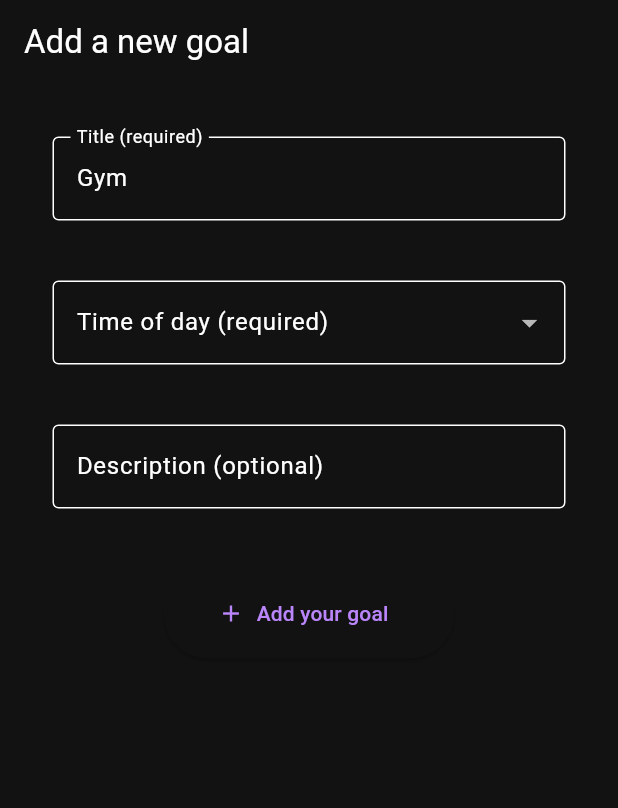
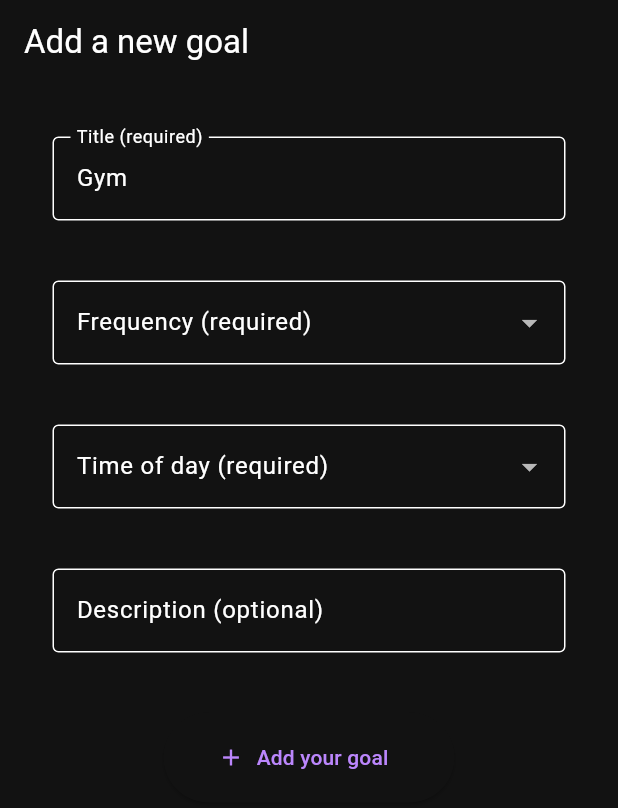
Before and after one commit to Gabriel2048/Goaly, a Flutter app: the NewGoalScreen screen opened by its route, on a phone screen of 412 x 824 dp. Shown: the top 808 px of the screen. Run offline on Flutter 3.47's test engine with Material 2 defaults, Android fonts, the light colour scheme and no system bars; our stand-ins replace cloud_firestore, cloud_functions, firebase_auth, firebase_core, flutter_riverpod, font_awesome_flutter and 2 more; accounts and stored records are empty; generated files the repository leaves out were written again.

Commit message:
added goal frequency and initial icons

```diff
--- /dev/null
+++ b/app/lib/domain/goal_frequency.dart
@@ -0,0 +1,7 @@
+enum GoalFrequency {
+  daily,
+  threeTimesPerWeek,
+  twicePerWeek,
+  weekly,
+  monthly,
+}
--- a/app/lib/main.dart
+++ b/app/lib/main.dart
@@ -3,6 +3,7 @@ import 'package:firebase_auth/firebase_auth.dart';
 import 'package:flutter/material.dart';
 import 'package:goaly/firebase_options.dart';
 import 'package:goaly/services/authentication/authentication_service.dart';
+import 'package:goaly/ui/screens/add_goal/add_goal_screen.dart';
 import 'package:goaly/ui/screens/auth/auth_screen.dart';
 import 'package:goaly/ui/screens/goals/goals_screen.dart';
 import 'package:firebase_core/firebase_core.dart';
@@ -41,6 +42,7 @@ class MyApp extends ConsumerWidget {
         GoalsScreen.route: (_) => const GoalsScreen(),
         AuthScreen.route: (_) => const AuthScreen(),
         NewGoalScreen.route: (_) => const NewGoalScreen(),
+        AddGoalScreen.route: (_) => const AddGoalScreen(),
       },
       // home: const LandingScreen(),
     );
--- /dev/null
+++ b/app/lib/ui/screens/new_goal/frequency_dropdown.dart
@@ -0,0 +1,49 @@
+import 'package:flutter/material.dart';
+import 'package:goaly/domain/goal_frequency.dart';
+
+class FrequencyDropdown extends StatelessWidget {
+  final Function(GoalFrequency? value)? onSaved;
+
+  const FrequencyDropdown({Key? key, this.onSaved}) : super(key: key);
+
+  String? _requiredValidator(GoalFrequency? value) {
+    return value == null ? 'Frequency of day is required.' : null;
+  }
+
+  @override
+  Widget build(BuildContext context) {
+    return DropdownButtonFormField<GoalFrequency>(
+      validator: _requiredValidator,
+      onSaved: onSaved,
+      decoration: const InputDecoration(
+        border: OutlineInputBorder(),
+        labelText: 'Frequency (required)',
+      ),
+      items: [
+        _FrequencyMenuItem(frequency: GoalFrequency.weekly),
+        _FrequencyMenuItem(frequency: GoalFrequency.twicePerWeek),
+        _FrequencyMenuItem(frequency: GoalFrequency.threeTimesPerWeek),
+        _FrequencyMenuItem(frequency: GoalFrequency.daily),
+        _FrequencyMenuItem(frequency: GoalFrequency.monthly),
+      ],
+      onChanged: (GoalFrequency? value) {},
+    );
+  }
+}
+
+class _FrequencyMenuItem extends DropdownMenuItem<GoalFrequency> {
+  _FrequencyMenuItem({Key? key, required GoalFrequency frequency})
+      : super(
+          key: key,
+          child: Text(frequencyToLabelMap[frequency]!),
+          value: frequency,
+        );
+}
+
+const Map<GoalFrequency, String> frequencyToLabelMap = {
+  GoalFrequency.daily: 'Daily',
+  GoalFrequency.threeTimesPerWeek: 'Three times per week',
+  GoalFrequency.twicePerWeek: 'Two times per week',
+  GoalFrequency.weekly: 'Once per week',
+  GoalFrequency.monthly: 'Once per month',
+};
--- a/app/lib/ui/screens/new_goal/new_goal_form.dart
+++ b/app/lib/ui/screens/new_goal/new_goal_form.dart
@@ -1,8 +1,10 @@
 import 'package:flutter/material.dart';
 import 'package:flutter_riverpod/flutter_riverpod.dart';
 import 'package:goaly/domain/goal.dart';
+import 'package:goaly/domain/goal_frequency.dart';
 import 'package:goaly/domain/goal_time_of_day.dart';
 import 'package:goaly/services/goals_service.dart';
+import 'package:goaly/ui/screens/new_goal/frequency_dropdown.dart';
 import 'package:goaly/ui/screens/new_goal/time_of_day_dropdown.dart';
 
 class NewGoalForm extends StatefulWidget {
@@ -37,6 +39,12 @@ class _NewGoalFormState extends State<NewGoalForm> {
               border: OutlineInputBorder(),
               labelText: 'Title (required)',
             ),
+          ),
+          _spacing,
+          FrequencyDropdown(
+            onSaved: (GoalFrequency? value) {
+              _formData[_timeOfDayKey] = value;
+            },
           ),
           _spacing,
           TimeOfDayDropdown(
--- a/app/pubspec.yaml
+++ b/app/pubspec.yaml
@@ -43,6 +43,7 @@ dependencies:
   cloud_functions: ^4.0.5
   cloud_firestore: ^4.3.1
   firebase_core: ^2.4.1
+  google_fonts: ^3.0.1
 
 dev_dependencies:
   flutter_test:
@@ -67,9 +68,8 @@ flutter:
   uses-material-design: true
 
   # To add assets to your application, add an assets section, like this:
-  # assets:
-  #   - images/a_dot_burr.jpeg
-  #   - images/a_dot_ham.jpeg
+  assets:
+    - assets/goals/icons/gym.png
 
   # An image asset can refer to one or more resolution-specific "variants", see
   # https://flutter.dev/assets-and-images/#resolution-aware
```
Also changed, not shown: app/lib/ui/screens/add_goal/add_goal_screen.dart (added, +12 -0 lines), app/lib/ui/screens/goals/existing_goal_card.dart (added, +40 -0 lines), app/lib/ui/screens/goals/existing_goals_list.dart (added, +28 -0 lines), app/assets/goals/icons/gym.png (added), app/pubspec.lock.
